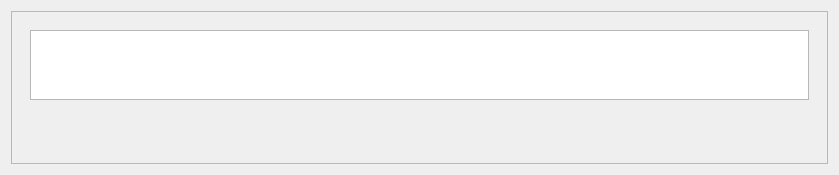
Old version of the form src/gui/document.ui in the repository SpoodyTheOne/OpenBirch2.
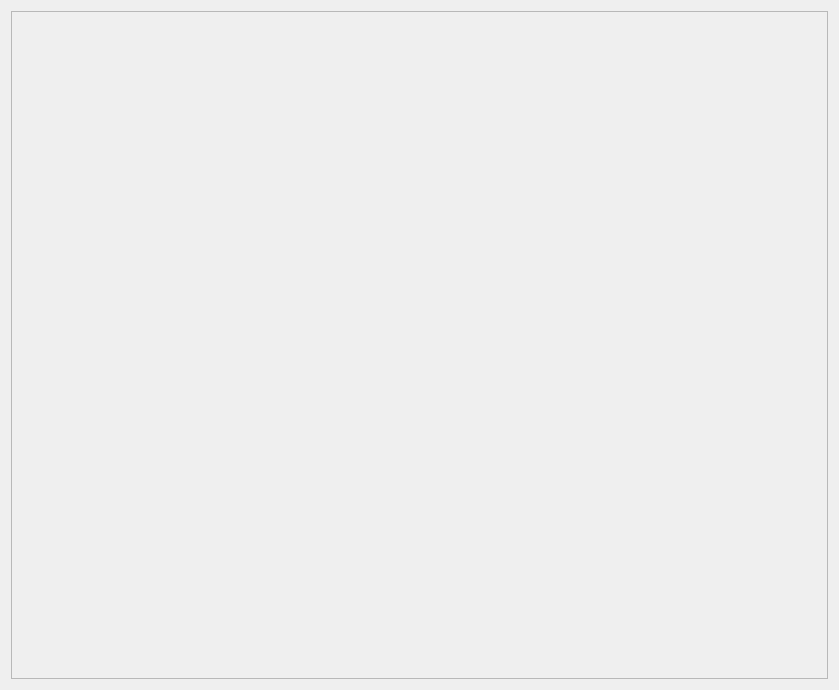
New version of the form. Custom widgets are drawn as their Qt base class.

The edit to the form file:
```diff
--- a/src/gui/document.ui
+++ b/src/gui/document.ui
@@ -10,13 +10,13 @@
     <x>0</x>
     <y>0</y>
     <width>839</width>
-    <height>175</height>
+    <height>690</height>
    </rect>
   </property>
   <property name="windowTitle">
    <string>Form</string>
   </property>
-  <layout class="QHBoxLayout" name="horizontalLayout">
+  <layout class="QVBoxLayout" name="verticalLayout_2">
    <item>
     <widget class="QScrollArea" name="scrollArea">
      <property name="horizontalScrollBarPolicy">
@@ -34,19 +34,10 @@
         <x>0</x>
         <y>0</y>
         <width>829</width>
-        <height>165</height>
+        <height>680</height>
        </rect>
       </property>
       <layout class="QVBoxLayout" name="verticalLayout">
-       <item>
-        <widget class="DocumentLine" name="widget" native="true">
-         <layout class="QHBoxLayout" name="horizontalLayout_2">
-          <item>
-           <widget class="QPlainTextEdit" name="plainTextEdit"/>
-          </item>
-         </layout>
-        </widget>
-       </item>
        <item>
         <spacer name="verticalSpacer">
          <property name="orientation">
@@ -55,7 +46,7 @@
          <property name="sizeHint" stdset="0">
           <size>
            <width>20</width>
-           <height>251</height>
+           <height>40</height>
           </size>
          </property>
         </spacer>
@@ -66,14 +57,6 @@
    </item>
   </layout>
  </widget>
- <customwidgets>
-  <customwidget>
-   <class>DocumentLine</class>
-   <extends>QWidget</extends>
-   <header>documentline.h</header>
-   <container>1</container>
-  </customwidget>
- </customwidgets>
  <resources/>
  <connections/>
 </ui>
```
